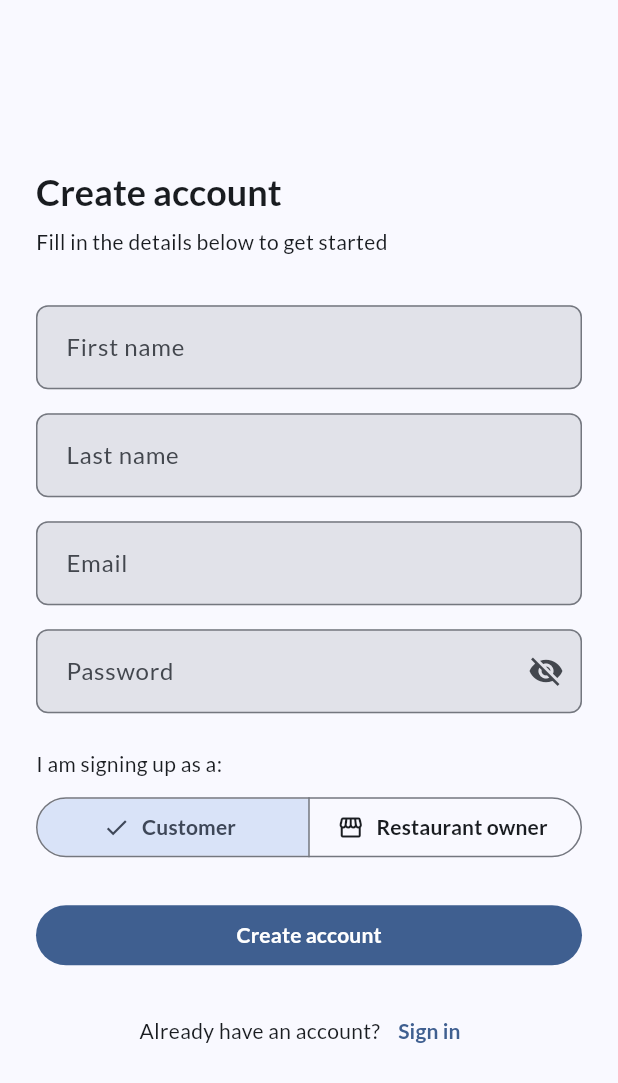
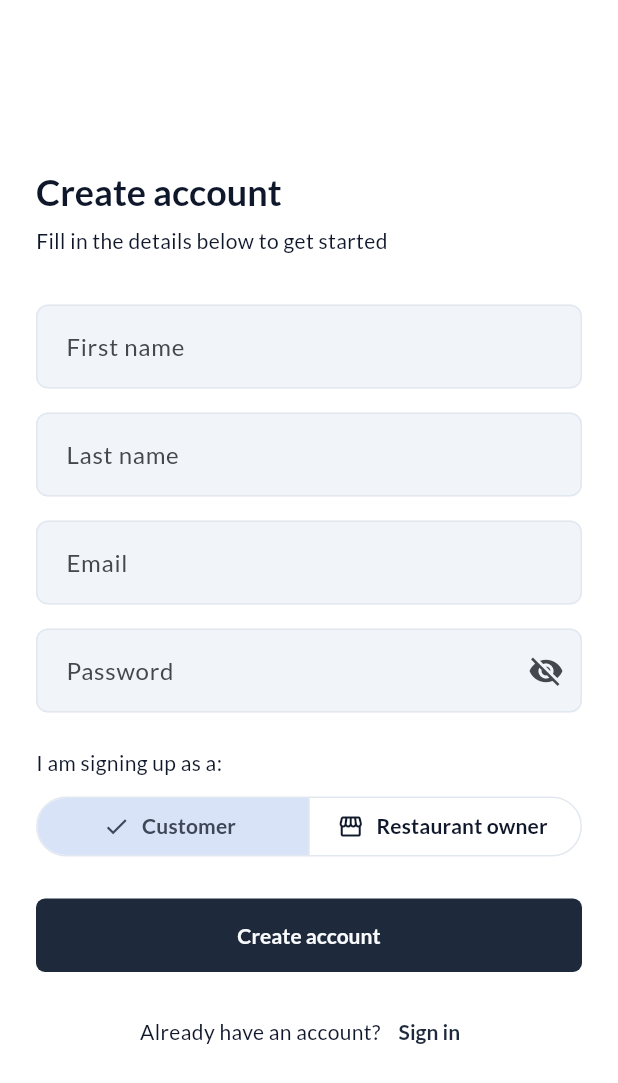
Before and after one commit to anstkostas/reservation_flutter, a Flutter app: the SignupScreen screen opened by its route, on a phone screen of 412 x 824 dp. Shown: the top 1083 px of the screen. Run offline on Flutter 3.47's test engine with Material 3 defaults, Android fonts, the phone set to English and light mode, and no system bars; drawn by our look-alikes of flutter_form_builder; our stand-ins replace bloc, cached_network_image, cookie_jar, dio, dio_cookie_manager, equatable and 7 more; generated files the repository leaves out were written again; network calls fail.

Commit message:
feat: align Flutter design system with React Shadcn theme
Expanded DesignTokens to map every React CSS variable (--primary,
--background, --foreground, etc.) to named constants. AppTheme now applies
them via ColorScheme.copyWith so every widget using colorScheme.primary,
colorScheme.surface, etc. picks up the correct Shadcn slate values. Added
FilledButtonTheme and TextButtonTheme to the theme. Both clients now render
the same colours at the same viewport widths.

```diff
--- a/lib/app/design_tokens.dart
+++ b/lib/app/design_tokens.dart
@@ -7,15 +7,58 @@ import 'package:flutter/material.dart';
 /// this file directly.
 abstract final class DesignTokens {
   // ─── Colour palette ──────────────────────────────────────────────────────
+  //
+  // Source: reservation_react/src/index.css — Shadcn/UI slate theme.
+  // OKLCH values converted to hex; Tailwind slate scale used as the reference.
+  //
+  // React var              → Flutter role             → Tailwind / hex
+  // --primary              → primary                  → slate-800  #1E293B
+  // --primary-foreground   → onPrimary                → slate-50   #F8FAFC
+  // --background           → surface                  → white      #FFFFFF
+  // --foreground           → onSurface                → slate-900  #0F172A
+  // --secondary / --muted  → secondary                → slate-100  #F1F5F9
+  // --secondary-foreground → onSecondary              → slate-800  #1E293B
+  // --muted                → surfaceContainerHighest  → slate-100  #F1F5F9
+  // --destructive          → error                    → red-500    #EF4444
+  // --border / --input     → outline                  → slate-200  #E2E8F0
+  // (no direct React var)  → outlineVariant           → slate-300  #CBD5E1
+  //
+  // Not mapped (no equivalent Flutter ColorScheme role):
+  // --muted-foreground (#64748B slate-500) — approximated in widgets via
+  //   colorScheme.onSurface.withValues(alpha: 0.6)
+  // --ring (#94A3B8 slate-400) — focus ring; Material handles this internally
+  // --card / --popover — same value as --background; surface covers them
 
-  /// Primary brand colour — slate-800 (#1E293B).
-  /// Matches the React frontend's Shadcn primary.
+  /// slate-800 — React --primary
   static const Color primary = Color(0xFF1E293B);
+
+  /// slate-50 — React --primary-foreground
+  static const Color onPrimary = Color(0xFFF8FAFC);
+
+  /// white — React --background / --card / --popover
+  static const Color surface = Color(0xFFFFFFFF);
+
+  /// slate-900 — React --foreground
+  static const Color onSurface = Color(0xFF0F172A);
+
+  /// slate-100 — React --secondary / --muted
+  static const Color secondary = Color(0xFFF1F5F9);
+
+  /// slate-800 — React --secondary-foreground (same value as primary)
+  static const Color onSecondary = Color(0xFF1E293B);
+
+  /// slate-200 — React --border / --input
+  static const Color outline = Color(0xFFE2E8F0);
+
+  /// slate-300 — no direct React var; used for subtler dividers
+  static const Color outlineVariant = Color(0xFFCBD5E1);
+
+  /// red-500 — React --destructive
+  static const Color error = Color(0xFFEF4444);
 
   /// Semantic colours used for status indicators and alerts.
   static const Color success = Color(0xFF16A34A); // green-600
   static const Color warning = Color(0xFFD97706); // amber-600
-  static const Color error = Color(0xFFDC2626); // red-600
   static const Color info = Color(0xFF2563EB); // blue-600
 
   // ─── Typography ──────────────────────────────────────────────────────────
```
Also changed, not shown: lib/app/theme.dart (+46 -2 lines).
